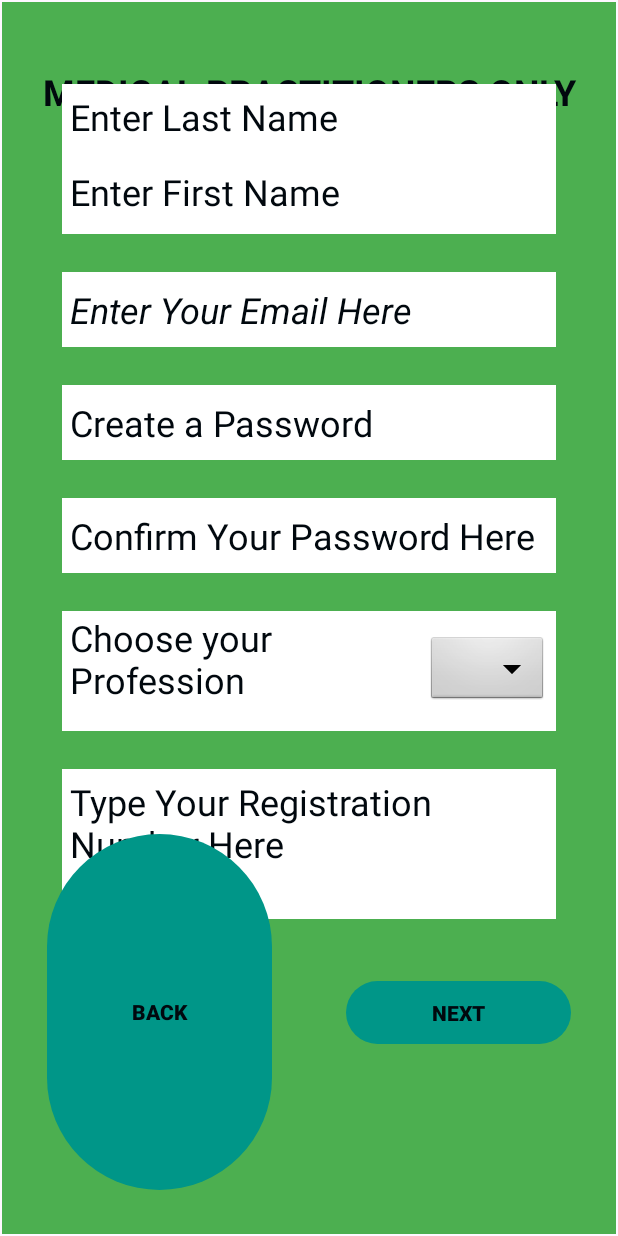
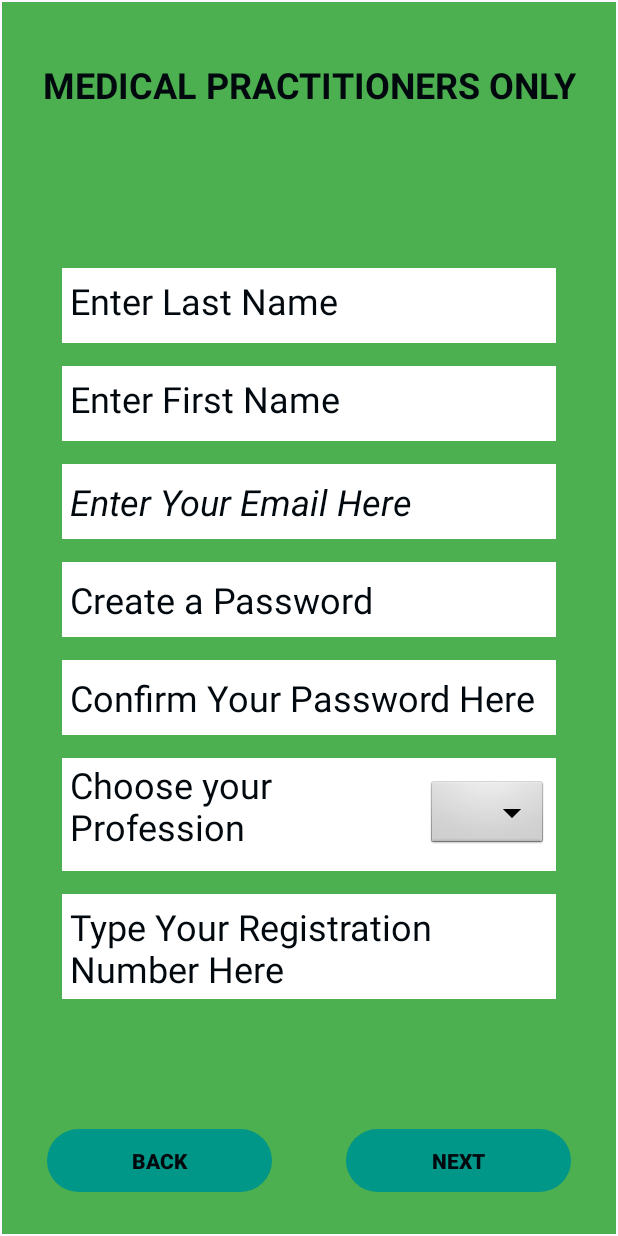
Before and after one commit to ZephaNoah/purple_butterfly, an Android app: the MedicalPractitionerSignUpFragment screen opened through its navigation route, on a phone screen of 412 x 824 dp. Run offline under Robolectric (Android 15) with nearby library versions, the light colour scheme and no system bars.

Commit message:
here we go

```diff
--- a/app/src/main/res/layout/fragment_medical_practitioner_sign_up.xml
+++ b/app/src/main/res/layout/fragment_medical_practitioner_sign_up.xml
@@ -15,7 +15,7 @@
         android:layout_width="match_parent"
         android:layout_height="60dp"
         android:layout_marginStart="15dp"
-        android:layout_marginTop="30dp"
+        android:layout_marginTop="25dp"
         android:layout_marginEnd="15dp"
         android:gravity="center"
         android:text="@string/signUpPage"
@@ -31,6 +31,8 @@
         android:layout_width="match_parent"
         android:layout_height="wrap_content"
         android:layout_margin="10dp"
+        android:layout_marginTop="1dp"
+        android:layout_marginBottom="10dp"
         app:layout_constraintBottom_toTopOf="@+id/guideline6"
         app:layout_constraintEnd_toEndOf="parent"
         app:layout_constraintHorizontal_bias="0.0"
@@ -40,7 +42,8 @@
         <LinearLayout
             android:layout_width="match_parent"
             android:layout_height="wrap_content"
-            android:orientation="vertical">
+            android:orientation="vertical"
+            android:verticalScrollbarPosition="defaultPosition">
 
             <TextView
                 android:id="@+id/enterLastName"
@@ -60,6 +63,7 @@
                 android:layout_width="match_parent"
                 android:layout_height="50dp"
                 android:layout_marginStart="30dp"
+                android:layout_marginTop="15dp"
                 android:layout_marginEnd="30dp"
                 android:background="#FFFFFF"
                 android:hint="@string/enterFirstName"
@@ -73,7 +77,7 @@
                 android:layout_width="match_parent"
                 android:layout_height="50dp"
                 android:layout_marginStart="30dp"
-                android:layout_marginTop="25dp"
+                android:layout_marginTop="15dp"
                 android:layout_marginEnd="30dp"
                 android:autoText="true"
                 android:background="#FFFFFF"
@@ -93,7 +97,7 @@
                 android:layout_width="match_parent"
                 android:layout_height="50dp"
                 android:layout_marginStart="30dp"
-                android:layout_marginTop="25dp"
+                android:layout_marginTop="15dp"
                 android:layout_marginEnd="30dp"
                 android:background="#FFFFFF"
                 android:backgroundTint="#FFFFFF"
@@ -109,7 +113,7 @@
                 android:layout_width="match_parent"
                 android:layout_height="50dp"
                 android:layout_marginStart="30dp"
-                android:layout_marginTop="25dp"
+                android:layout_marginTop="15dp"
                 android:layout_marginEnd="30dp"
                 android:background="#FFFFFF"
                 android:backgroundTint="#FFFFFF"
@@ -123,9 +127,9 @@
             <TextView
                 android:id="@+id/profession"
                 android:layout_width="match_parent"
-                android:layout_height="80dp"
+                android:layout_height="75dp"
                 android:layout_marginStart="30dp"
-                android:layout_marginTop="25dp"
+                android:layout_marginTop="15dp"
                 android:layout_marginEnd="30dp"
                 android:background="#FFFFFF"
                 android:drawablePadding="2dp"
@@ -142,9 +146,9 @@
             <TextView
                 android:id="@+id/enterRegistrationNumber"
                 android:layout_width="match_parent"
-                android:layout_height="100dp"
+                android:layout_height="70dp"
                 android:layout_marginStart="30dp"
-                android:layout_marginTop="25dp"
+                android:layout_marginTop="15dp"
                 android:layout_marginEnd="30dp"
                 android:background="#FFFFFF"
                 android:hint="@string/typeRegistrationNumberHere"
@@ -160,28 +164,38 @@
         android:id="@+id/guideline6"
         android:layout_width="wrap_content"
         android:layout_height="wrap_content"
+        android:layout_marginStart="1dp"
+        android:layout_marginTop="1dp"
+        android:layout_marginEnd="1dp"
+        android:layout_marginBottom="1dp"
         android:orientation="horizontal"
-        app:layout_constraintGuide_begin="551dp" />
+        app:layout_constraintBottom_toBottomOf="parent"
+        app:layout_constraintEnd_toEndOf="parent"
+        app:layout_constraintGuide_percent="0.89"
+        app:layout_constraintStart_toStartOf="parent"
+        app:layout_constraintTop_toTopOf="parent" />
 
     <Button
         android:id="@+id/button3"
         android:layout_width="150dp"
         android:layout_height="50dp"
+        android:layout_marginTop="2dp"
         android:layout_marginEnd="30dp"
-        android:layout_marginBottom="25dp"
+        android:layout_marginBottom="10dp"
         android:text="@string/nextMedicalPractitionerSignUpButton"
         android:textColor="#01080E"
         android:textStyle="bold"
         app:layout_constraintBottom_toBottomOf="parent"
         app:layout_constraintEnd_toEndOf="parent"
-        app:layout_constraintTop_toTopOf="@+id/guideline6" />
+        app:layout_constraintTop_toTopOf="@id/guideline6" />
 
     <Button
         android:id="@+id/backMedicalPractitionerSignUpButton"
         android:layout_width="150dp"
-        android:layout_height="0dp"
+        android:layout_height="50dp"
         android:layout_marginStart="30dp"
-        android:layout_marginBottom="25dp"
+        android:layout_marginTop="2dp"
+        android:layout_marginBottom="10dp"
         android:text="@string/backArrow"
         android:textColor="#01080E"
         android:textStyle="bold"
```
